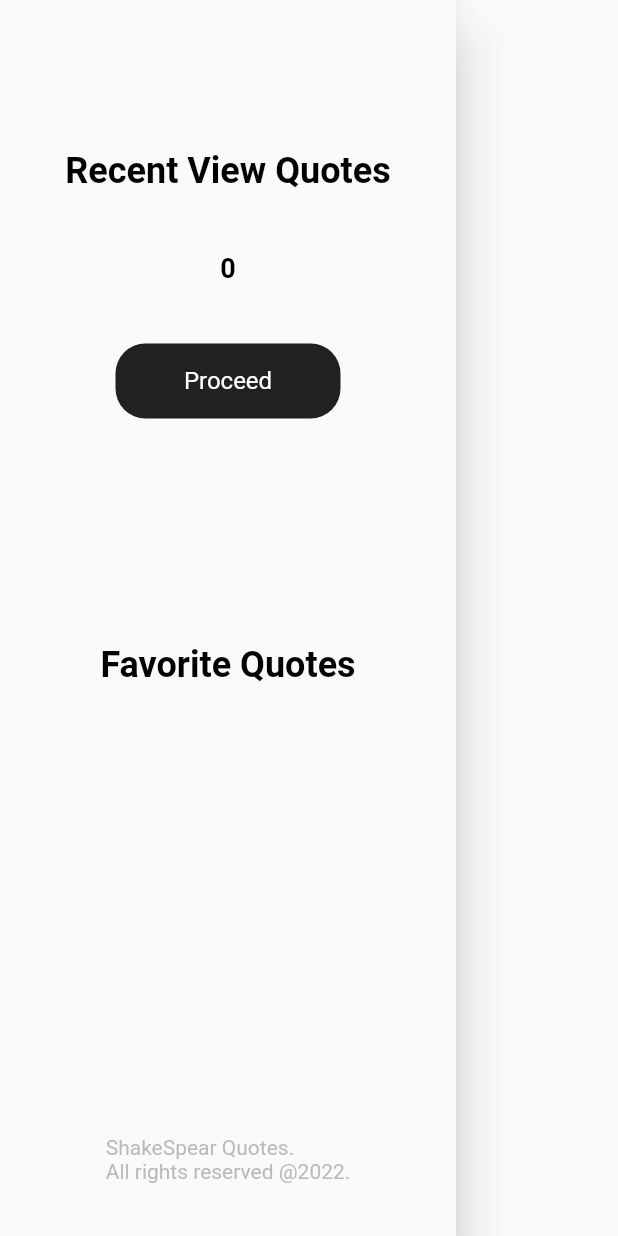
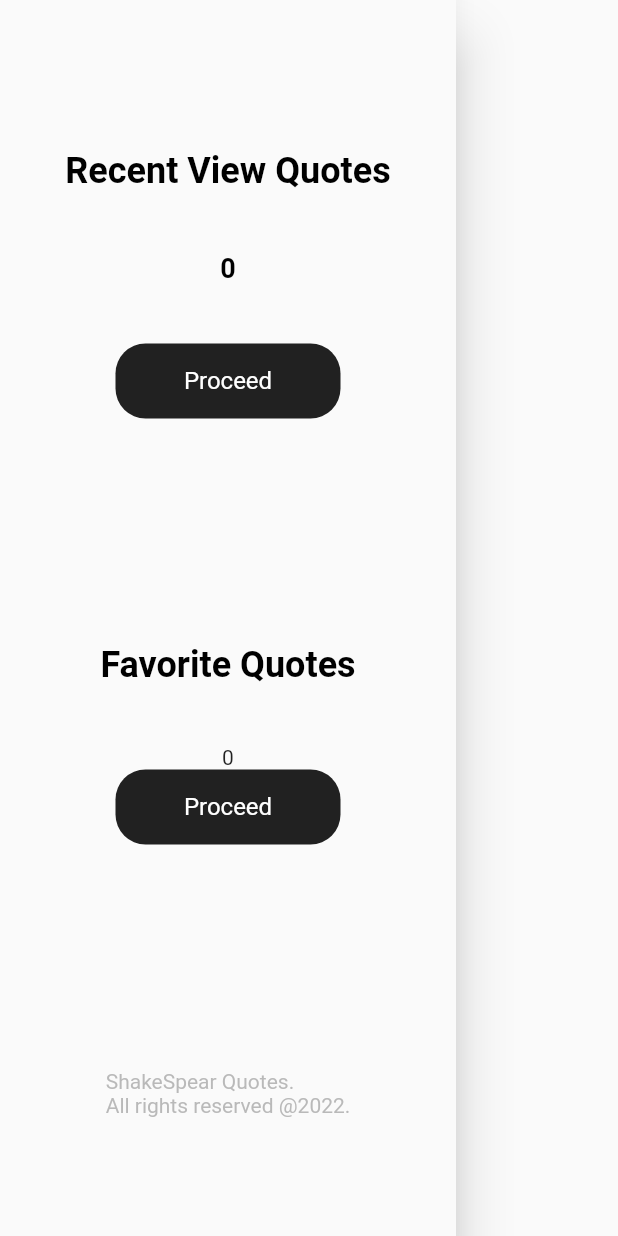
Before and after one commit to rehanhamayun/poetry_app_comprehensive, a Flutter app: the MyDrawer widget shown alone on an empty page, opened directly, on a phone screen of 412 x 824 dp. Run offline on Flutter 3.47's test engine with Material 2 defaults, Android fonts, the phone set to English and light mode, and no system bars; missing offline and left inert: favorite_button; network calls fail.

Commit message:
favorite button

```diff
--- /dev/null
+++ b/lib/Provider_Controllers/favorite_quote_provider.dart
@@ -0,0 +1,16 @@
+import 'package:flutter/material.dart';
+
+class FavoriteQuoteSaver with ChangeNotifier {
+  List<String> _favoriteQuote = [];
+  List<String> get favoriteQuote => _favoriteQuote;
+
+  void addFavoriteQuote(String favorite) {
+    _favoriteQuote.add(favorite);
+    notifyListeners();
+  }
+
+  void removeFavorite(String favorite) {
+    _favoriteQuote.remove(favorite);
+    notifyListeners();
+  }
+}
--- a/lib/View/drawer.dart
+++ b/lib/View/drawer.dart
@@ -1,5 +1,6 @@
 import 'package:flutter/material.dart';
 import 'package:provider/provider.dart';
+import 'package:shakespear_app/Provider_Controllers/favorite_quote_provider.dart';
 import 'package:shakespear_app/Provider_Controllers/provider_saver.dart';
 import 'package:shakespear_app/View/extras.dart';
 import 'package:shakespear_app/View/recent_view_quotes.dart';
@@ -10,6 +11,7 @@ class MyDrawer extends StatelessWidget {
   @override
   Widget build(BuildContext context) {
     final lister = Provider.of<ShowLines>(context);
+    final favorite = Provider.of<FavoriteQuoteSaver>(context);
     return Drawer(
       child: Column(
         mainAxisAlignment: MainAxisAlignment.start,
@@ -62,7 +64,34 @@ class MyDrawer extends StatelessWidget {
             style: textHead,
           ),
           SizedBox(
-            height: 300,
+            height: 40,
+          ),
+          Text(favorite.favoriteQuote.length.toString()),
+          GestureDetector(
+            onTap: () {
+              //   Navigator.push(context,
+              //     MaterialPageRoute(builder: (context) => RecentQuotes()));
+            },
+            child: Container(
+              height: 50,
+              width: 150,
+              decoration: BoxDecoration(
+                color: Colors.black87,
+                borderRadius: BorderRadius.circular(20),
+              ),
+              child: Center(
+                child: Text(
+                  "Proceed",
+                  style: TextStyle(
+                    color: Colors.white,
+                    fontSize: 16,
+                  ),
+                ),
+              ),
+            ),
+          ),
+          SizedBox(
+            height: 150,
           ),
           Text(
             "ShakeSpear Quotes.\nAll rights reserved @2022.",
--- a/lib/View/recent_view_quotes.dart
+++ b/lib/View/recent_view_quotes.dart
@@ -10,6 +10,10 @@ class RecentQuotes extends StatelessWidget {
   Widget build(BuildContext context) {
     final recent = Provider.of<RecentQuotesSaver>(context);
     return Scaffold(
+      appBar: AppBar(
+        backgroundColor: Colors.black87,
+        title: Text("Recent Quotes"),
+      ),
       body: Column(
         mainAxisAlignment: MainAxisAlignment.center,
         children: [
--- a/lib/main.dart
+++ b/lib/main.dart
@@ -1,5 +1,6 @@
 import 'package:flutter/material.dart';
 import 'package:provider/provider.dart';
+import 'package:shakespear_app/Provider_Controllers/favorite_quote_provider.dart';
 import 'package:shakespear_app/Provider_Controllers/provider_saver.dart';
 import 'package:shakespear_app/Provider_Controllers/recent_quotes_provider.dart';
 import 'package:shakespear_app/View/home_page.dart';
@@ -19,6 +20,7 @@ class MyApp extends StatelessWidget {
         providers: [
           ChangeNotifierProvider(create: (_) => ShowLines()),
           ChangeNotifierProvider(create: (_) => RecentQuotesSaver()),
+          ChangeNotifierProvider(create: (_) => FavoriteQuoteSaver()),
         ],
         child: Builder(builder: (BuildContext context) {
           return MaterialApp(
--- a/pubspec.yaml
+++ b/pubspec.yaml
@@ -36,6 +36,7 @@ dependencies:
   cupertino_icons: ^1.0.2
   provider: ^6.0.3
   http: ^0.13.4
+  favorite_button: ^0.0.4
 
 dev_dependencies:
   flutter_test:
```
Also changed, not shown: lib/View/home_page.dart (+17 -0 lines), pubspec.lock.
